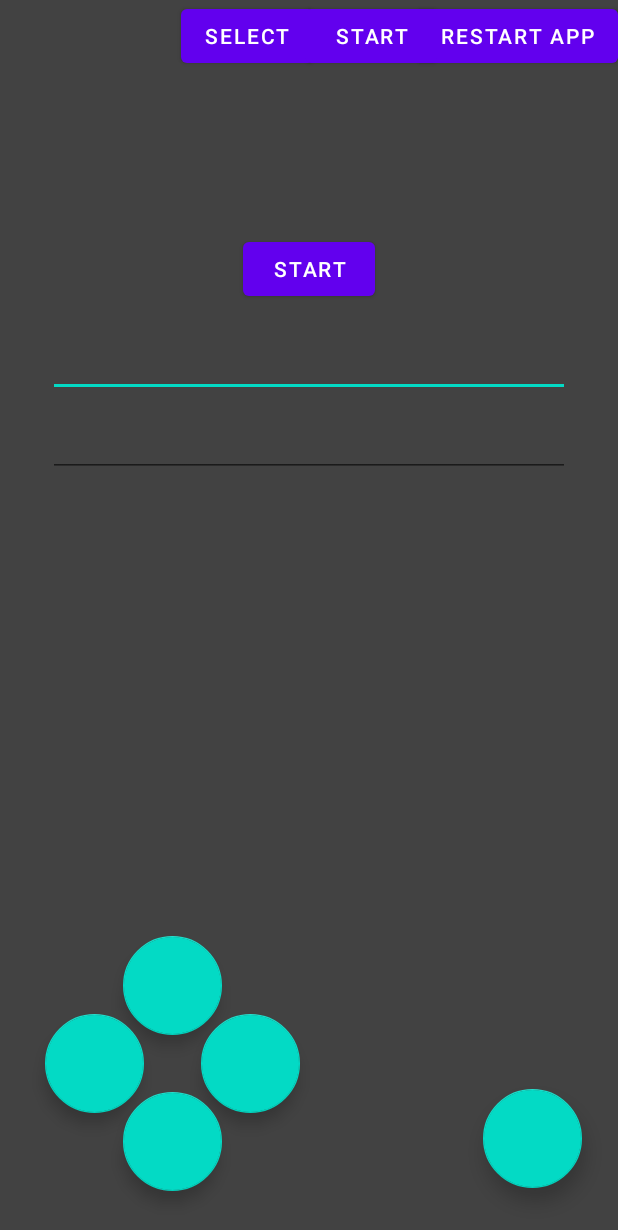
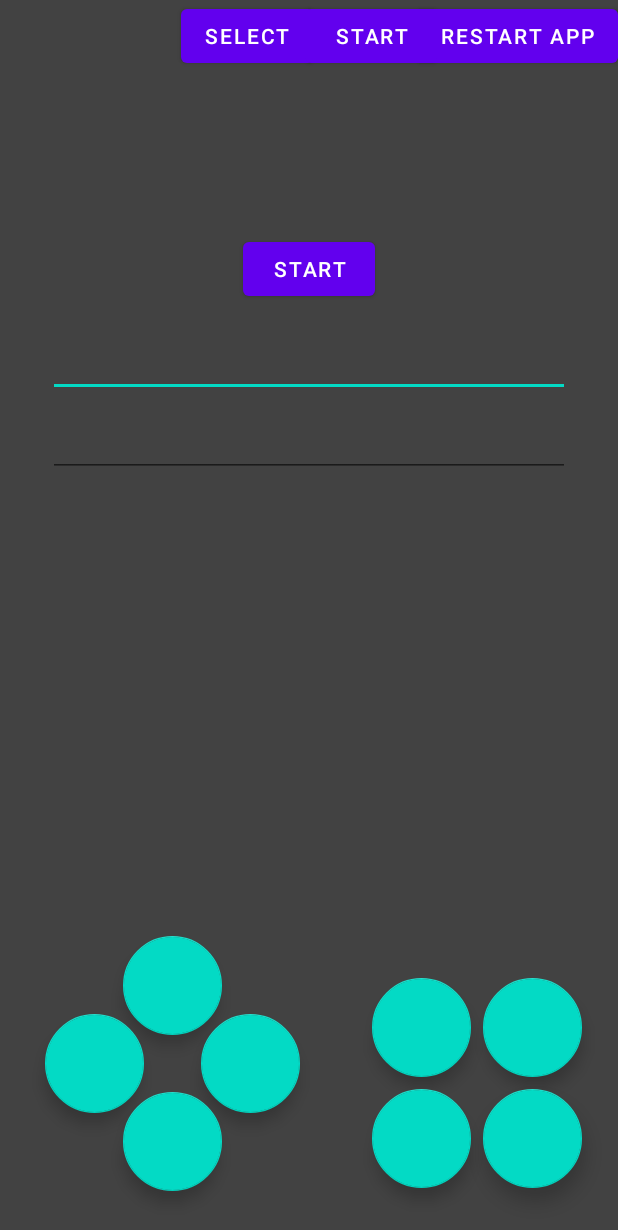
Before and after one commit to sexol123/Joystick_Client_Android, an Android app: the layout activity_main.xml on its own in the app's theme, with its tools: preview values and no code run, on a phone screen of 412 x 824 dp. Shown: the top 1230 px of the screen. Run offline under Robolectric (Android 15) with nearby library versions, the phone set to English and light mode, and no system bars.

Commit message:
add buttons add icon

```diff
--- a/app/src/main/res/layout/activity_main.xml
+++ b/app/src/main/res/layout/activity_main.xml
@@ -26,7 +26,7 @@
         android:id="@+id/btnStart"
         android:layout_width="wrap_content"
         android:layout_height="wrap_content"
-        android:text="Start"
+        android:text="@string/start"
         app:layout_constraintBottom_toBottomOf="parent"
         app:layout_constraintEnd_toEndOf="parent"
         app:layout_constraintStart_toStartOf="parent"
@@ -34,16 +34,46 @@
         app:layout_constraintVertical_bias="0.19999999" />
 
     <com.google.android.material.floatingactionbutton.FloatingActionButton
-        android:id="@+id/btnFire"
+        android:id="@+id/btnA"
+        android:layout_width="wrap_content"
+        android:layout_height="wrap_content"
+        android:layout_marginEnd="8dp"
+        android:layout_marginBottom="32dp"
+        app:fabCustomSize="@dimen/joystick_button_size"
+        app:layout_constraintBottom_toBottomOf="parent"
+        app:layout_constraintEnd_toStartOf="@+id/btnB"
+        app:layout_constraintHorizontal_bias="1.0"
+        app:layout_constraintStart_toStartOf="@+id/guideline3" />
+
+    <com.google.android.material.floatingactionbutton.FloatingActionButton
+        android:id="@+id/btnB"
         android:layout_width="wrap_content"
         android:layout_height="wrap_content"
         android:layout_marginEnd="24dp"
         android:layout_marginBottom="32dp"
         app:fabCustomSize="@dimen/joystick_button_size"
         app:layout_constraintBottom_toBottomOf="parent"
-        app:layout_constraintEnd_toEndOf="parent"
-        app:layout_constraintHorizontal_bias="1.0"
-        app:layout_constraintStart_toStartOf="@+id/guideline3" />
+        app:layout_constraintEnd_toEndOf="parent" />
+
+    <com.google.android.material.floatingactionbutton.FloatingActionButton
+        android:id="@+id/btnZ"
+        android:layout_width="wrap_content"
+        android:layout_height="wrap_content"
+        android:layout_marginEnd="8dp"
+        android:layout_marginBottom="8dp"
+        app:fabCustomSize="@dimen/joystick_button_size"
+        app:layout_constraintBottom_toTopOf="@+id/btnA"
+        app:layout_constraintEnd_toStartOf="@+id/btnX" />
+
+    <com.google.android.material.floatingactionbutton.FloatingActionButton
+        android:id="@+id/btnX"
+        android:layout_width="wrap_content"
+        android:layout_height="wrap_content"
+        android:layout_marginEnd="24dp"
+        android:layout_marginBottom="8dp"
+        app:fabCustomSize="@dimen/joystick_button_size"
+        app:layout_constraintBottom_toTopOf="@+id/btnB"
+        app:layout_constraintEnd_toEndOf="parent" />
 
     <com.google.android.material.floatingactionbutton.FloatingActionButton
         android:id="@+id/btnUp"
@@ -56,6 +86,7 @@
         app:layout_constraintStart_toEndOf="@+id/btnLeft"
         app:layout_constraintTop_toTopOf="parent"
         app:layout_constraintVertical_bias="1.0" />
+
 
     <com.google.android.material.floatingactionbutton.FloatingActionButton
         android:id="@+id/btnDown"
@@ -131,14 +162,14 @@
         android:layout_width="0dp"
         android:layout_height="0dp"
         android:visibility="invisible"
-        app:constraint_referenced_ids="btnSelect, btnStartGame,btnDown, btnFire, btnLeft, btnRight, btnUp"
+        app:constraint_referenced_ids="btnSelect, btnStartGame,btnDown, btnA, btnB, btnZ, btnX, btnLeft, btnRight, btnUp"
         tools:visibility="visible" />
 
     <Button
         android:id="@+id/btnRestartApp"
         android:layout_width="wrap_content"
         android:layout_height="wrap_content"
-        android:text="Restart App"
+        android:text="@string/restart_app"
         app:layout_constraintEnd_toEndOf="parent"
         app:layout_constraintTop_toTopOf="parent" />
 
@@ -146,7 +177,7 @@
         android:id="@+id/btnSelect"
         android:layout_width="wrap_content"
         android:layout_height="wrap_content"
-        android:text="Select"
+        android:text="@string/select"
         app:layout_constraintBottom_toBottomOf="parent"
         app:layout_constraintEnd_toStartOf="@+id/guideline2"
         app:layout_constraintStart_toStartOf="@+id/guideline2"
@@ -157,7 +188,7 @@
         android:id="@+id/btnStartGame"
         android:layout_width="wrap_content"
         android:layout_height="wrap_content"
-        android:text="Start"
+        android:text="@string/start"
         app:layout_constraintBottom_toBottomOf="parent"
         app:layout_constraintEnd_toStartOf="@+id/guideline3"
         app:layout_constraintStart_toStartOf="@+id/guideline3"
--- a/app/src/main/res/values/strings.xml
+++ b/app/src/main/res/values/strings.xml
@@ -1,3 +1,6 @@
 <resources>
     <string name="app_name">HandyWheelAndroid</string>
+    <string name="restart_app">Restart App</string>
+    <string name="select">Select</string>
+    <string name="start">Start</string>
 </resources>
```
Also changed, not shown: app/src/main/java/com/sergeimaleev/handywheelandroid/MainActivity.kt (+49 -28 lines), app/src/main/java/com/sergeimaleev/handywheelandroid/Utils.kt (+8 -0 lines), app/src/main/res/drawable/ic_button_down.xml (added, +10 -0 lines), app/src/main/res/drawable/ic_button_left.xml (added, +10 -0 lines), app/src/main/res/drawable/ic_button_right.xml (added, +10 -0 lines), app/src/main/res/drawable/ic_button_up.xml (added, +10 -0 lines).
